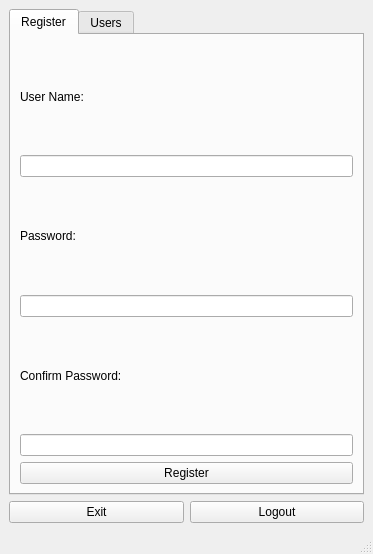
Above: management.ui from conbaodn/integrity before the change. Below: the same form after it.
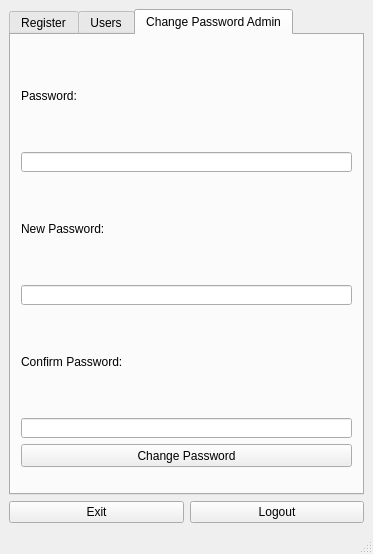
That is the form after the change. The open tabs and pages were chosen to show the change.

Commit message: update management user for change password admin

What changed in the file:
```diff
--- a/management.ui
+++ b/management.ui
@@ -95,6 +95,99 @@
         </item>
        </layout>
       </widget>
+      <widget class="QWidget" name="tab_change_passwd">
+       <attribute name="title">
+        <string>Change Password Admin</string>
+       </attribute>
+       <widget class="QLabel" name="label_10">
+        <property name="geometry">
+         <rect>
+          <x>10</x>
+          <y>276</y>
+          <width>331</width>
+          <height>101</height>
+         </rect>
+        </property>
+        <property name="text">
+         <string>Confirm Password:</string>
+        </property>
+       </widget>
+       <widget class="QPushButton" name="btn_change_passwd">
+        <property name="geometry">
+         <rect>
+          <x>10</x>
+          <y>409</y>
+          <width>331</width>
+          <height>23</height>
+         </rect>
+        </property>
+        <property name="text">
+         <string>Change Password</string>
+        </property>
+       </widget>
+       <widget class="QLabel" name="label_pwd_4">
+        <property name="geometry">
+         <rect>
+          <x>10</x>
+          <y>143</y>
+          <width>331</width>
+          <height>101</height>
+         </rect>
+        </property>
+        <property name="text">
+         <string>New Password:</string>
+        </property>
+       </widget>
+       <widget class="QLineEdit" name="line_old_passwd">
+        <property name="geometry">
+         <rect>
+          <x>10</x>
+          <y>117</y>
+          <width>331</width>
+          <height>20</height>
+         </rect>
+        </property>
+       </widget>
+       <widget class="QLabel" name="label_name_4">
+        <property name="geometry">
+         <rect>
+          <x>10</x>
+          <y>10</y>
+          <width>331</width>
+          <height>101</height>
+         </rect>
+        </property>
+        <property name="text">
+         <string>Password:</string>
+        </property>
+       </widget>
+       <widget class="QLineEdit" name="line_confirm_new_passwd">
+        <property name="geometry">
+         <rect>
+          <x>10</x>
+          <y>383</y>
+          <width>331</width>
+          <height>20</height>
+         </rect>
+        </property>
+        <property name="echoMode">
+         <enum>QLineEdit::Password</enum>
+        </property>
+       </widget>
+       <widget class="QLineEdit" name="line_new_passwd">
+        <property name="geometry">
+         <rect>
+          <x>10</x>
+          <y>250</y>
+          <width>331</width>
+          <height>20</height>
+         </rect>
+        </property>
+        <property name="echoMode">
+         <enum>QLineEdit::Password</enum>
+        </property>
+       </widget>
+      </widget>
      </widget>
     </item>
     <item row="1" column="0">
```
Left out of the diff: 2 changed lines with no effect on the pictures. The commit also changes 23 other files.
